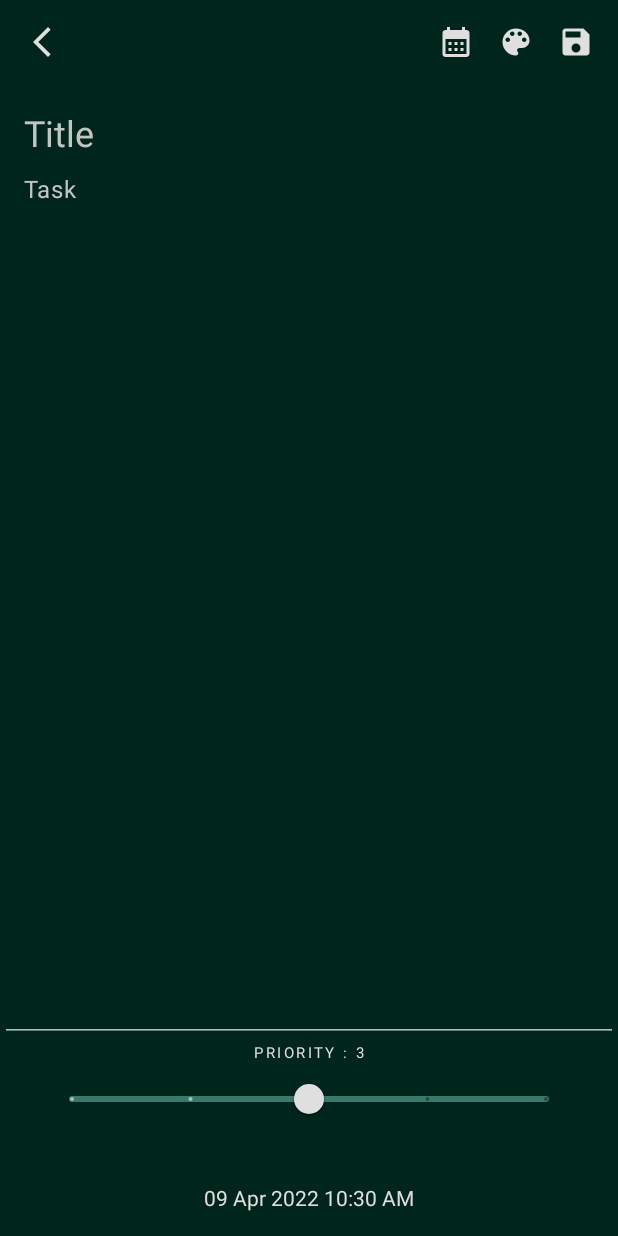
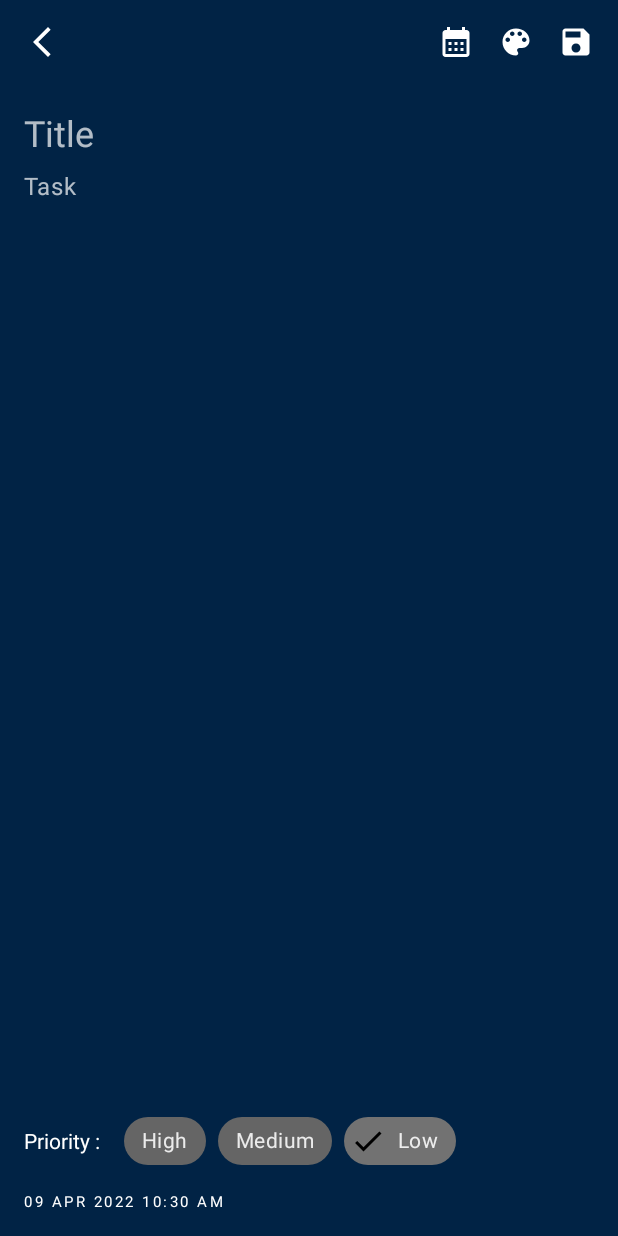
Before and after one commit to abhichauhan12/taskmanager, an Android app: the AddTask screen opened through its navigation route, on a phone screen of 412 x 824 dp. Run offline under Robolectric (Android 15) with nearby library versions, the phone set to English and light mode, and no system bars; our stand-ins replace Dagger/Hilt's generated code, Room's generated code, data binding; libraries missing offline, so code that uses them is left out: io.noties.markwon.

Commit message:
Add task ui updated

```diff
--- a/app/src/main/java/com/example/taskmanager/ui/home/add/AddTask.kt
+++ b/app/src/main/java/com/example/taskmanager/ui/home/add/AddTask.kt
@@ -60,16 +60,20 @@ class AddTask : Fragment(R.layout.fragment_add_task) {
 
             binding.time.text =
                 getFormattedTime(if (task.time.isNotBlank()) task.time.toLong() else 0)
-            binding.priority.value = task.priority.toFloat()
-            binding.priorityText.text = getString(R.string.priority, task.priority)
             binding.addTaskContainer.setBackgroundColor(task.taskColor)
             color = task.taskColor
             deadline = task.deadline
+            binding.priorityContainer.check (
+                when {
+                    task.priority >= 3 -> R.id.priority_high_chip
+                    task.priority == 2 -> R.id.priority_medium_chip
+                    else -> R.id.priority_low_chip
+                }
+            )
 
             statusBarColor(color = task.taskColor)
         } else {
             binding.time.text = getFormattedTime(System.currentTimeMillis())
-            binding.priorityText.text = getString(R.string.priority, 3)
         }
 
         binding.saveButton.setOnClickListener {
@@ -82,10 +86,6 @@ class AddTask : Fragment(R.layout.fragment_add_task) {
         binding.colorPalette.setOnClickListener { safeNavigate(R.id.action_addTask_to_colorBottomSheet) }
 
         binding.deadline.setOnClickListener { openDatePicker() }
-
-        binding.priority.addOnChangeListener { _, value, _ ->
-            binding.priorityText.text = getString(R.string.priority, value.toInt())
-        }
 
         lifecycleScope.launchWhenStarted {
             utilsViewModel.selectedColor.collect {
@@ -102,6 +102,14 @@ class AddTask : Fragment(R.layout.fragment_add_task) {
         deadlinePicker.showNow(childFragmentManager, null)
     }
 
+    private fun getCheckedChipPriority() : Int {
+        return when(binding.priorityContainer.checkedChipId) {
+            R.id.priority_high_chip -> 3
+            R.id.priority_medium_chip -> 2
+            else -> 1
+        }
+    }
+
     private fun saveDataAndGoBack() {
         val taskTitle = binding.title.text.toString()
         val taskSubtitle = binding.task.text.toString()
@@ -112,7 +120,7 @@ class AddTask : Fragment(R.layout.fragment_add_task) {
                 val newTask = Task(
                     title = binding.title.text.toString(),
                     task = binding.task.text.toString(),
-                    priority = binding.priority.value.toInt(),
+                    priority = getCheckedChipPriority(),
                     taskColor = color,
                     time = System.currentTimeMillis().toString(),
                     deadline = deadline,
@@ -126,7 +134,7 @@ class AddTask : Fragment(R.layout.fragment_add_task) {
                     id = task.id,
                     title = binding.title.text.toString(),
                     task = binding.task.text.toString(),
-                    priority = binding.priority.value.toInt(),
+                    priority = getCheckedChipPriority(),
                     taskColor = color,
                     time = task.time,
                     deadline = deadline,
--- a/app/src/main/res/drawable/task_shape.xml
+++ b/app/src/main/res/drawable/task_shape.xml
@@ -1,5 +1,6 @@
 <?xml version="1.0" encoding="utf-8"?>
 <shape xmlns:android="http://schemas.android.com/apk/res/android" android:shape="rectangle">
+    <solid android:color="?android:windowBackground"/>
     <stroke android:color="#aaaaaa" android:width=".7dp"/>
     <corners android:radius="16dp"/>
 </shape>
--- a/app/src/main/res/layout/fragment_add_task.xml
+++ b/app/src/main/res/layout/fragment_add_task.xml
@@ -3,18 +3,11 @@
     xmlns:app="http://schemas.android.com/apk/res-auto"
     xmlns:tools="http://schemas.android.com/tools">
 
-    <data>
-
-
-    </data>
-
     <androidx.constraintlayout.widget.ConstraintLayout
         android:layout_width="match_parent"
         android:layout_height="match_parent"
-        android:background="@color/teal_dark"
         tools:context=".ui.home.add.AddTask"
         android:id="@+id/add_task_container"
-
         >
 
         <ImageView
@@ -26,7 +19,8 @@
             android:src="@drawable/ic_back"
             app:layout_constraintStart_toStartOf="parent"
             app:layout_constraintTop_toTopOf="parent"
-            app:tint="#dfdfdf" />
+            app:tint="?iconKaTint"
+            />
 
         <ImageView
             android:id="@+id/save_button"
@@ -37,7 +31,7 @@
             android:src="@drawable/ic_save"
             app:layout_constraintEnd_toEndOf="parent"
             app:layout_constraintTop_toTopOf="parent"
-            app:tint="#dfdfdf"
+            app:tint="?iconKaTint"
             />
 
         <com.google.android.material.textfield.TextInputLayout
@@ -61,8 +55,7 @@
                 android:lines="1"
                 android:paddingVertical="0dp"
                 android:textAppearance="?attr/textAppearanceHeadline5"
-                android:textColor="#dfdfdf"
-                android:textColorHint="#dddfdfdf"
+                android:textColor="?iconKaTint"
                 />
 
         </com.google.android.material.textfield.TextInputLayout>
@@ -73,57 +66,82 @@
             android:id="@+id/task"
             android:hint="@string/task"
             android:textAppearance="?attr/textAppearanceBody1"
-            android:textColor="#dfdfdf"
-            android:textColorHint="#dddfdfdf"
+            android:textColor="?iconKaTint"
             app:layout_constraintStart_toStartOf="parent"
             app:layout_constraintEnd_toEndOf="parent"
             app:layout_constraintTop_toBottomOf="@id/title_container"
             app:layout_constraintBottom_toTopOf="@id/priority_text"
             android:gravity="top"
             android:paddingHorizontal="16dp"
+            android:background="@android:color/transparent"
+            android:paddingVertical="8dp"
             />
 
         <TextView
             android:layout_width="wrap_content"
             android:layout_height="wrap_content"
             app:layout_constraintStart_toStartOf="parent"
-            app:layout_constraintEnd_toEndOf="parent"
             app:layout_constraintBottom_toBottomOf="parent"
             android:id="@+id/time"
             tools:text="01 Jan 1970 10:10 AM"
-            android:textColor="#dfdfdf"
+            android:textColor="?iconKaTint"
             android:layout_marginBottom="16dp"
-
+            android:layout_marginStart="16dp"
+            android:textAppearance="?textAppearanceOverline"
             />
 
         <TextView
             android:layout_width="wrap_content"
             android:layout_height="wrap_content"
+            android:id="@+id/priority_text"
+            android:layout_marginStart="16dp"
             app:layout_constraintStart_toStartOf="parent"
-            app:layout_constraintEnd_toEndOf="parent"
-            app:layout_constraintBottom_toTopOf="@id/priority"
-            android:textColor="#dfdfdf"
-            android:id="@+id/priority_text"
-            tools:text="Priority : 3"
-            android:textAppearance="?textAppearanceOverline"
-
+            android:layout_marginBottom="24dp"
+            android:text="@string/priority_label"
+            android:textColor="?iconKaTint"
+            app:layout_constraintBottom_toTopOf="@id/time"
             />
 
-        <com.google.android.material.slider.Slider
-            android:layout_margin="32dp"
-            android:layout_width="0dp"
+
+        <com.google.android.material.chip.ChipGroup
+            android:layout_width="wrap_content"
             android:layout_height="wrap_content"
-            app:layout_constraintStart_toStartOf="parent"
+            app:layout_constraintStart_toEndOf="@id/priority_text"
+            app:layout_constraintTop_toTopOf="@id/priority_text"
+            app:layout_constraintBottom_toBottomOf="@id/priority_text"
             app:layout_constraintEnd_toEndOf="parent"
-            app:layout_constraintBottom_toTopOf="@id/time"
-            android:id="@+id/priority"
-            android:stepSize="1"
-            android:value="3"
-            android:valueFrom="1"
-            android:valueTo="5"
-            app:thumbColor="#dfdfdf"
-            app:trackColor="@color/teal_light"
-            />
+            android:paddingHorizontal="16dp"
+            app:layout_constraintHorizontal_bias="0"
+            android:id="@+id/priority_container"
+            app:singleSelection="true"
+            app:checkedChip="@id/priority_low_chip"
+            >
+
+            <com.google.android.material.chip.Chip
+                android:layout_width="wrap_content"
+                android:layout_height="wrap_content"
+                android:text="@string/high"
+                android:id="@+id/priority_high_chip"
+                style="@style/Widget.MaterialComponents.Chip.Filter"
+                />
+
+            <com.google.android.material.chip.Chip
+                android:layout_width="wrap_content"
+                android:layout_height="wrap_content"
+                android:text="@string/medium"
+                android:id="@+id/priority_medium_chip"
+                style="@style/Widget.MaterialComponents.Chip.Filter"
+                />
+
+            <com.google.android.material.chip.Chip
+                android:layout_width="wrap_content"
+                android:layout_height="wrap_content"
+                android:text="@string/low"
+                android:id="@+id/priority_low_chip"
+                style="@style/Widget.MaterialComponents.Chip.Filter"
+                />
+
+        </com.google.android.material.chip.ChipGroup>
 
         <ImageView
             android:layout_width="wrap_content"
@@ -134,7 +152,7 @@
             app:layout_constraintTop_toTopOf="@id/save_button"
             app:layout_constraintEnd_toStartOf="@id/save_button"
             android:layout_marginEnd="16dp"
-            app:tint="#dfdfdf"
+            app:tint="?iconKaTint"
             />
 
         <ImageView
@@ -146,7 +164,7 @@
             app:layout_constraintTop_toTopOf="@id/save_button"
             app:layout_constraintEnd_toStartOf="@id/color_palette"
             android:layout_marginEnd="16dp"
-            app:tint="#dfdfdf"
+            app:tint="?iconKaTint"
             />
 
     </androidx.constraintlayout.widget.ConstraintLayout>
--- a/app/src/main/res/layout/fragment_task_screen.xml
+++ b/app/src/main/res/layout/fragment_task_screen.xml
@@ -38,6 +38,7 @@
             tools:listitem="@layout/item_task"
             android:paddingBottom="86dp"
             android:clipToPadding="false"
+
             />
 
         <com.google.android.material.bottomappbar.BottomAppBar
--- a/app/src/main/res/values/strings.xml
+++ b/app/src/main/res/values/strings.xml
@@ -19,5 +19,9 @@
     <string name="search_your_tasks">Search your tasks</string>
     <string name="theme">Theme</string>
     <string name="no_search_found_for_you_query">No search found for you query</string>
+    <string name="high">High</string>
+    <string name="medium">Medium</string>
+    <string name="low">Low</string>
+    <string name="priority_label">Priority :</string>
 
 </resources>
```
